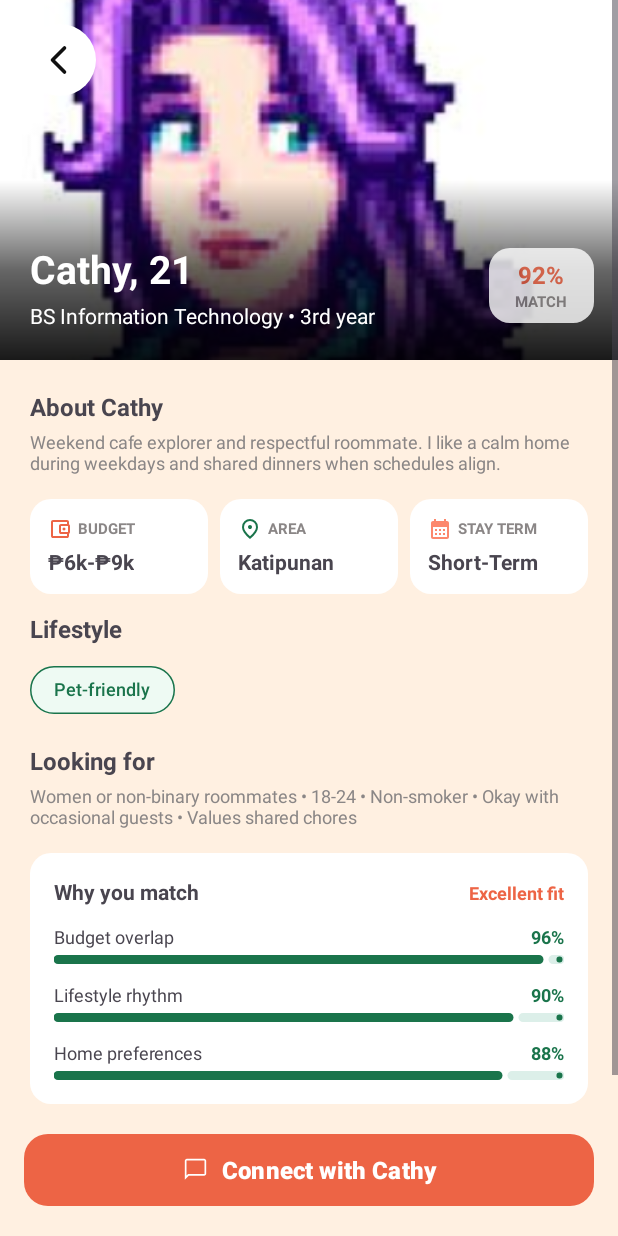
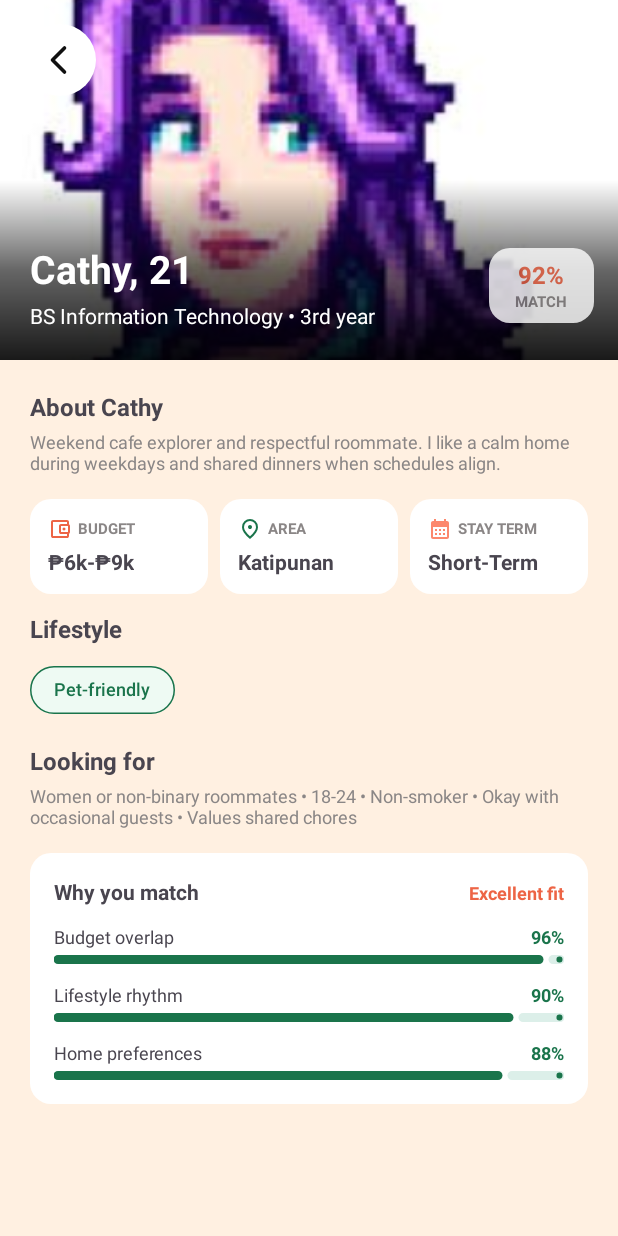
Before and after one commit to geezerbeez/DormMate, an Android app: the RoommateProfileActivity screen opened directly, with no data from a screen before it, on a phone screen of 412 x 824 dp. Run offline under Robolectric (Android 15) with nearby library versions, the phone set to English and light mode, and no system bars; 1 statement that could not run was skipped.

Commit message:
Update RoommateProfileActivity.java

```diff
--- a/app/src/main/java/com/itismob/s02/group9/mco/dormmate/RoommateProfileActivity.java
+++ b/app/src/main/java/com/itismob/s02/group9/mco/dormmate/RoommateProfileActivity.java
@@ -1,7 +1,7 @@
 package com.itismob.s02.group9.mco.dormmate;
 
 import android.os.Bundle;
-import android.widget.Button;
+import android.view.View;
 import android.widget.ImageButton;
 import android.widget.ImageView;
 import android.widget.TextView;
@@ -22,7 +22,6 @@ public class RoommateProfileActivity extends AppCompatActivity {
     public static final String EXTRA_ROOMMATE_ID = "roommate_id";
 
     private ImageButton btnBack;
-    private Button btnConnect;
 
     @Override
     protected void onCreate(Bundle savedInstanceState) {
@@ -38,8 +37,10 @@ public class RoommateProfileActivity extends AppCompatActivity {
         });
 
         btnBack = findViewById(R.id.btnBack);
-        btnConnect = findViewById(R.id.btnConnect);
         btnBack.setOnClickListener(v -> finish());
+
+        View connectBar = (View) findViewById(R.id.btnConnect).getParent();
+        connectBar.setVisibility(View.GONE);
 
 
         String id = getIntent().getStringExtra(EXTRA_ROOMMATE_ID);
@@ -52,7 +53,6 @@ public class RoommateProfileActivity extends AppCompatActivity {
 
         bind(roommate);
 
-        btnConnect.setOnClickListener(v -> ChatLauncher.openChatWith(this, roommate));
     }
 
     private void bind(Roommate r) {
@@ -86,8 +86,6 @@ public class RoommateProfileActivity extends AppCompatActivity {
         setProgress(R.id.budgetProgress, R.id.matchBudgetPercentage, r.budgetMatch);
         setProgress(R.id.lifestyleProgress, R.id.matchLifestylePercentage, r.lifestyleMatch);
         setProgress(R.id.homeprefProgress, R.id.matchHomePrefPercentage, r.homeMatch);
-
-        btnConnect.setText("Connect with " + r.name);
     }
 
     private void setText(int viewId, String text) {
```
